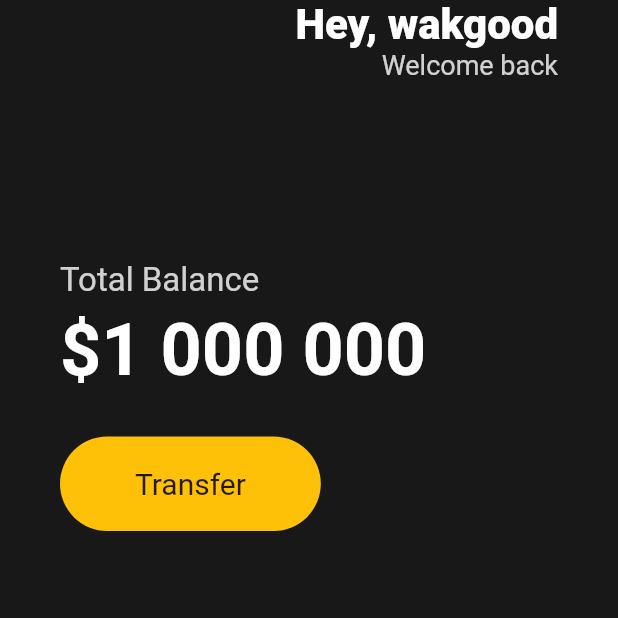
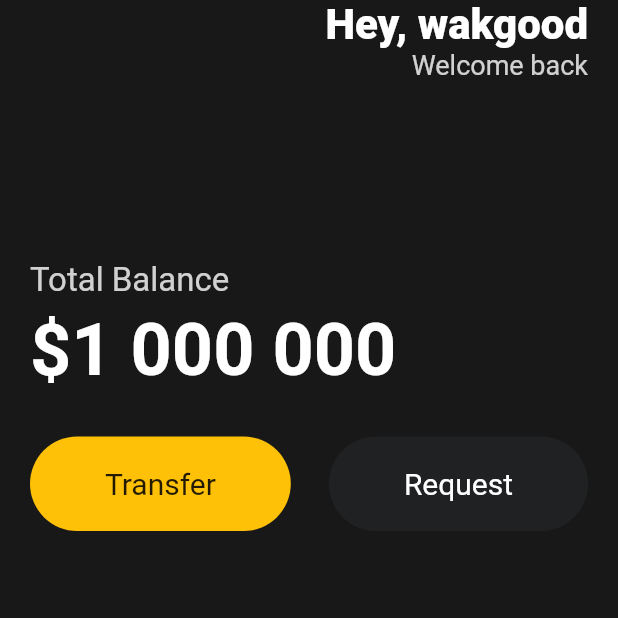
Before and after one commit to Myoungmin/toonflix, a Flutter app: the screen it shows after launch, on a phone screen of 412 x 824 dp, the top half of it. Run offline on Flutter 3.47's test engine with Material 2 defaults, Android fonts, the phone set to English and light mode, and no system bars.

Commit message:
Request 버튼을 생성하고, MainAxisAlignment.spaceBetween적용

```diff
--- a/lib/main.dart
+++ b/lib/main.dart
@@ -1,8 +1,7 @@
-import 'package:flutter/cupertino.dart';
 import 'package:flutter/material.dart';
 
 void main() {
-  runApp(App());
+  runApp(const App());
 }
 
 class App extends StatelessWidget {
@@ -15,7 +14,7 @@ class App extends StatelessWidget {
         backgroundColor: const Color(0xFF181818),
         body: Padding(
           padding: const EdgeInsets.symmetric(
-            horizontal: 40,
+            horizontal: 20,
           ),
           child: Column(
             crossAxisAlignment: CrossAxisAlignment.start,
@@ -69,6 +68,7 @@ class App extends StatelessWidget {
                 height: 30,
               ),
               Row(
+                mainAxisAlignment: MainAxisAlignment.spaceBetween,
                 children: [
                   Container(
                     decoration: BoxDecoration(
@@ -87,7 +87,26 @@ class App extends StatelessWidget {
                         ),
                       ),
                     ),
-                  )
+                  ),
+                  Container(
+                    decoration: BoxDecoration(
+                      color: const Color(0xFF1F2123),
+                      borderRadius: BorderRadius.circular(45),
+                    ),
+                    child: const Padding(
+                      padding: EdgeInsets.symmetric(
+                        vertical: 20,
+                        horizontal: 50,
+                      ),
+                      child: Text(
+                        'Request',
+                        style: TextStyle(
+                          color: Colors.white,
+                          fontSize: 20,
+                        ),
+                      ),
+                    ),
+                  ),
                 ],
               )
             ],
```
